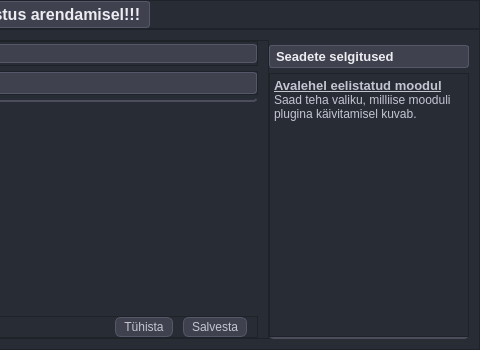
TuloliKalver/mailabl-qgis, file mailabl-qgis/config/confWidgets/UserSetup.ui: the form before one commit; both pictures show x 420 to 900 and y 0 to 350 of the 900 by 350 pixel window.
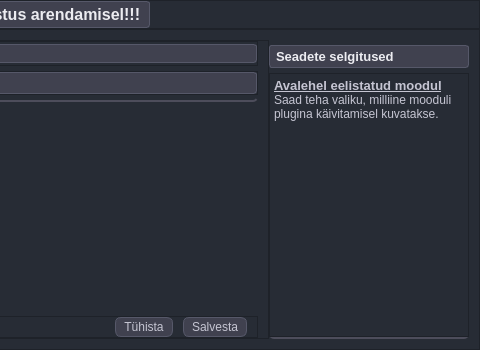
The form after the commit. Icons and pictures are not drawn.

```diff
--- a/mailabl-qgis/config/confWidgets/UserSetup.ui
+++ b/mailabl-qgis/config/confWidgets/UserSetup.ui
@@ -563,7 +563,7 @@
 &lt;html&gt;&lt;head&gt;&lt;meta name=&quot;qrichtext&quot; content=&quot;1&quot; /&gt;&lt;style type=&quot;text/css&quot;&gt;
 p, li { white-space: pre-wrap; }
 &lt;/style&gt;&lt;/head&gt;&lt;body style=&quot; font-family:'MS Shell Dlg 2'; font-size:10pt; font-weight:400; font-style:normal;&quot;&gt;
-&lt;p style=&quot; margin-top:0px; margin-bottom:0px; margin-left:0px; margin-right:0px; -qt-block-indent:0; text-indent:0px;&quot;&gt;&lt;span style=&quot; font-weight:600; text-decoration: underline;&quot;&gt;Avalehel eelistatud moodul&lt;/span&gt;&lt;br /&gt;&lt;span style=&quot; font-size:9pt;&quot;&gt;Saad teha valiku, milliise mooduli plugina käivitamisel kuvab.&lt;/span&gt;&lt;/p&gt;
+&lt;p style=&quot; margin-top:0px; margin-bottom:0px; margin-left:0px; margin-right:0px; -qt-block-indent:0; text-indent:0px;&quot;&gt;&lt;span style=&quot; font-weight:600; text-decoration: underline;&quot;&gt;Avalehel eelistatud moodul&lt;/span&gt;&lt;br /&gt;&lt;span style=&quot; font-size:9pt;&quot;&gt;Saad teha valiku, milliine mooduli plugina käivitamisel kuvatakse.&lt;/span&gt;&lt;/p&gt;
 &lt;p style=&quot;-qt-paragraph-type:empty; margin-top:0px; margin-bottom:0px; margin-left:0px; margin-right:0px; -qt-block-indent:0; text-indent:0px;&quot;&gt;&lt;br /&gt;&lt;/p&gt;
 &lt;p style=&quot;-qt-paragraph-type:empty; margin-top:0px; margin-bottom:0px; margin-left:0px; margin-right:0px; -qt-block-indent:0; text-indent:0px;&quot;&gt;&lt;br /&gt;&lt;/p&gt;&lt;/body&gt;&lt;/html&gt;</string>
            </property>
```
